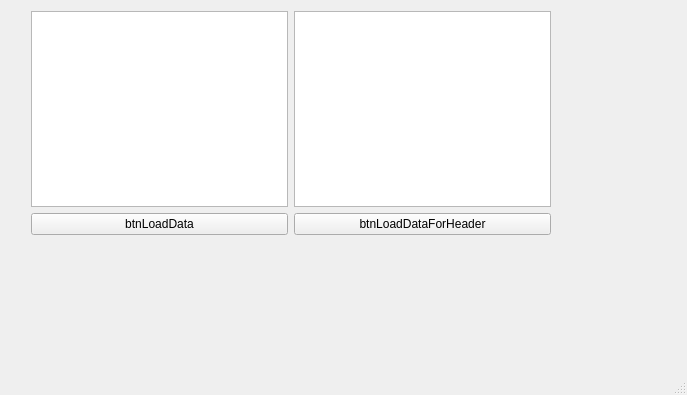
Old version of the form mainwindow.ui in the repository li8bee/Test_task.
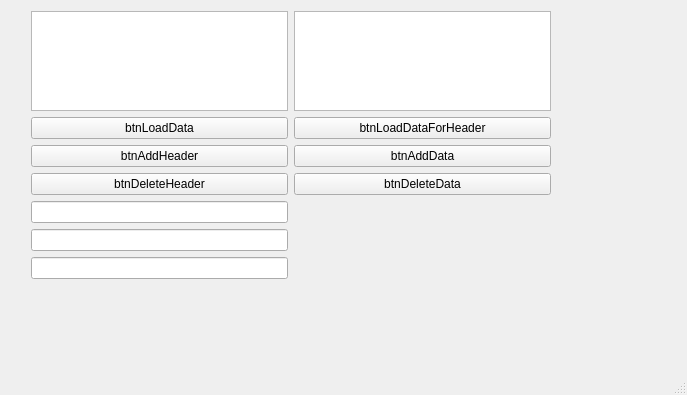
New version of the form.

Diff of the .ui file:
```diff
--- a/mainwindow.ui
+++ b/mainwindow.ui
@@ -14,21 +14,25 @@
    <string>MainWindow</string>
   </property>
   <widget class="QWidget" name="centralwidget">
-   <widget class="QWidget" name="">
+   <widget class="QWidget" name="layoutWidget">
     <property name="geometry">
      <rect>
       <x>31</x>
       <y>11</y>
       <width>520</width>
-      <height>224</height>
+      <height>268</height>
      </rect>
     </property>
     <layout class="QGridLayout" name="gridLayout">
-     <item row="0" column="0">
-      <widget class="QTableView" name="tableViewHeaders"/>
+     <item row="5" column="0">
+      <widget class="QLineEdit" name="lineEditHeaderDescription"/>
      </item>
-     <item row="0" column="1">
-      <widget class="QTableView" name="tableViewData"/>
+     <item row="3" column="0">
+      <widget class="QPushButton" name="btnDeleteHeader">
+       <property name="text">
+        <string>btnDeleteHeader</string>
+       </property>
+      </widget>
      </item>
      <item row="1" column="0">
       <widget class="QPushButton" name="btnLoadData">
@@ -44,6 +48,39 @@
        </property>
       </widget>
      </item>
+     <item row="0" column="0">
+      <widget class="QTableView" name="tableViewHeaders"/>
+     </item>
+     <item row="0" column="1">
+      <widget class="QTableView" name="tableViewData"/>
+     </item>
+     <item row="2" column="1">
+      <widget class="QPushButton" name="btnAddData">
+       <property name="text">
+        <string>btnAddData</string>
+       </property>
+      </widget>
+     </item>
+     <item row="4" column="0">
+      <widget class="QLineEdit" name="lineEditHeaderName"/>
+     </item>
+     <item row="2" column="0">
+      <widget class="QPushButton" name="btnAddHeader">
+       <property name="text">
+        <string>btnAddHeader</string>
+       </property>
+      </widget>
+     </item>
+     <item row="6" column="0">
+      <widget class="QLineEdit" name="lineEditData"/>
+     </item>
+     <item row="3" column="1">
+      <widget class="QPushButton" name="btnDeleteData">
+       <property name="text">
+        <string>btnDeleteData</string>
+       </property>
+      </widget>
+     </item>
     </layout>
    </widget>
   </widget>
```
